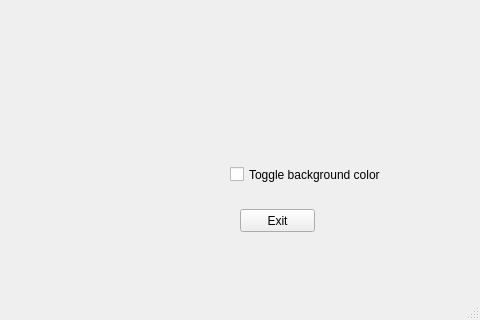
This is mainwindow.ui in mayconbj15/3d-visualizer-qt as Qt 5 draws it before an edit; both pictures show x 320 to 800 and y 280 to 600 of the 800 by 600 pixel window. The edited form follows.
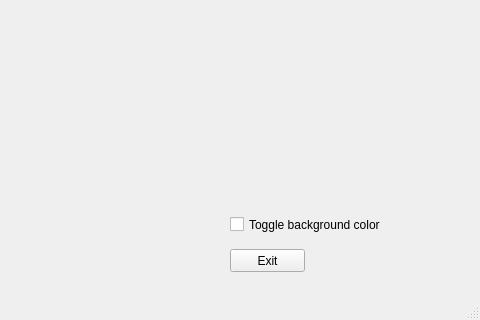
This is the edited form. Custom widgets are drawn as their Qt base class.

Commit message: add keyboard event

Diff of the .ui file:
```diff
--- a/mainwindow.ui
+++ b/mainwindow.ui
@@ -17,10 +17,10 @@
    <widget class="GLWidget" name="widget" native="true">
     <property name="geometry">
      <rect>
-      <x>50</x>
-      <y>40</y>
-      <width>461</width>
-      <height>461</height>
+      <x>10</x>
+      <y>10</y>
+      <width>521</width>
+      <height>531</height>
      </rect>
     </property>
     <property name="autoFillBackground">
@@ -30,8 +30,8 @@
    <widget class="QPushButton" name="pushButton">
     <property name="geometry">
      <rect>
-      <x>560</x>
-      <y>470</y>
+      <x>550</x>
+      <y>510</y>
       <width>75</width>
       <height>23</height>
      </rect>
@@ -44,7 +44,7 @@
     <property name="geometry">
      <rect>
       <x>550</x>
-      <y>420</y>
+      <y>470</y>
       <width>151</width>
       <height>31</height>
      </rect>
```
Left out of the diff: 6 changed lines with no effect on the pictures. The commit also changes 1 other file.
